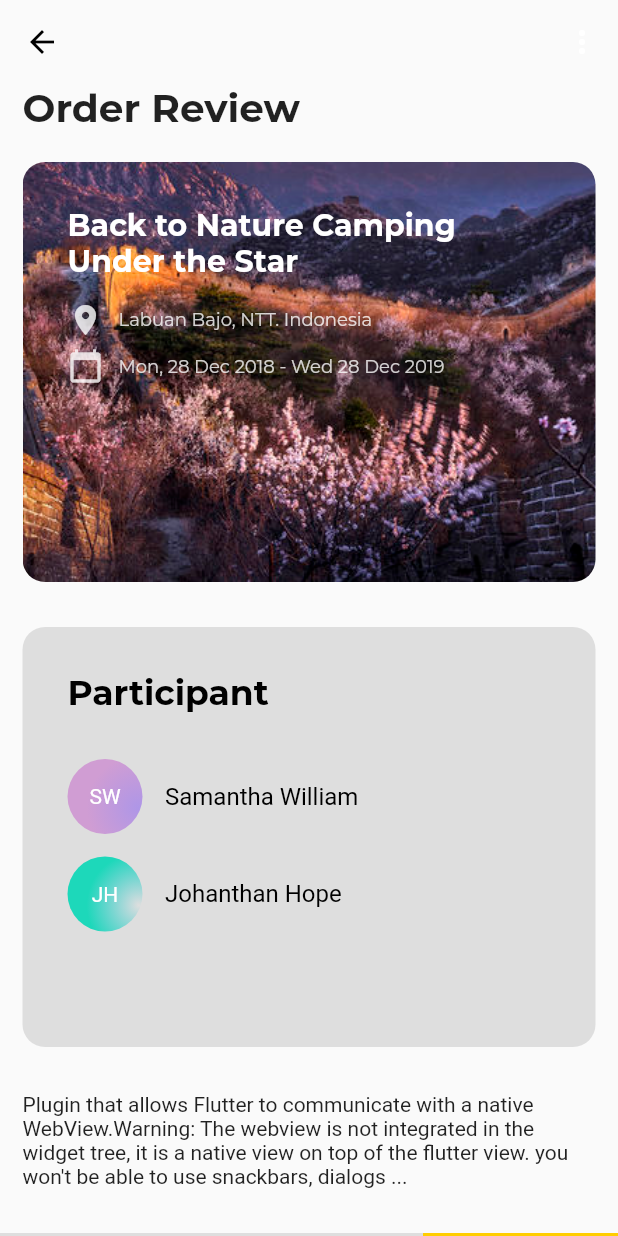
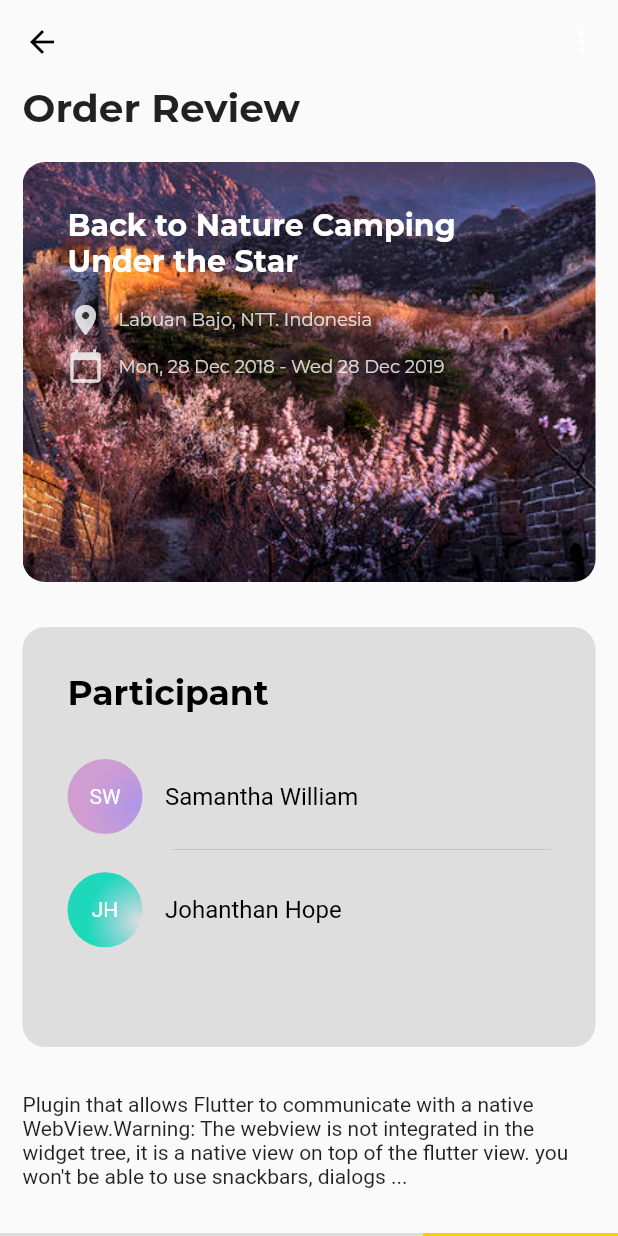
Before and after one commit to 1166544/flutter_travel, a Flutter app: the PageOrderView screen opened directly, on a phone screen of 412 x 824 dp. Run offline on Flutter 3.47's test engine with Material 2 defaults, Android fonts, the phone set to English and light mode, and no system bars; project files that could hold a hidden picture were left out.

```diff
--- a/lib/pages/PageOrderView.dart
+++ b/lib/pages/PageOrderView.dart
@@ -43,13 +43,13 @@ class _PageOrderViewState extends State<PageOrderView> {
               ],
             ),
           ),
-		  Padding(
-			  padding: EdgeInsets.fromLTRB(15.0, 0.0, 15.0, 30.0),
-			  child: Text(
-				  "Plugin that allows Flutter to communicate with a native WebView.Warning: The webview is not integrated in the widget tree, it is a native view on top of the flutter view. you won't be able to use snackbars, dialogs ...",
-				  style: TextStyle(fontWeight: FontWeight.normal, fontSize: 14.0)
-				  ),
-		  ),
+          Padding(
+            padding: EdgeInsets.fromLTRB(15.0, 0.0, 15.0, 30.0),
+            child: Text(
+                "Plugin that allows Flutter to communicate with a native WebView.Warning: The webview is not integrated in the widget tree, it is a native view on top of the flutter view. you won't be able to use snackbars, dialogs ...",
+                style:
+                    TextStyle(fontWeight: FontWeight.normal, fontSize: 14.0)),
+          ),
           Padding(
             padding: EdgeInsets.fromLTRB(0.0, 0.0, 0.0, 0.0),
             child: Container(
@@ -113,8 +113,21 @@ class _PageOrderViewState extends State<PageOrderView> {
                   fontWeight: FontWeight.bold,
                   color: Colors.black)),
           SizedBox(height: 30.0),
-          this.buildCircleTitle(
-              Color(0xFFd09dd3), Color(0xFFae96e7), 'Samantha William', 'SW'),
+          this.buildCircleTitle(Color(0xFFd09dd3), Color(0xFFae96e7), 'Samantha William', 'SW'),
+          SizedBox(height: 10.0),
+          Row(
+            children: <Widget>[
+              SizedBox(width: 70.0),
+              Expanded(
+                  child: Container(
+                width: 50.0,
+                height: 0.5,
+                decoration: BoxDecoration(
+                    color: Colors.grey.withOpacity(0.5),
+                    shape: BoxShape.rectangle),
+              ))
+            ],
+          ),
           SizedBox(height: 15.0),
           this.buildCircleTitle(
               Color(0xFF1dd8ba), Color(0x14c5cf), 'Johanthan Hope', 'JH'),
```
